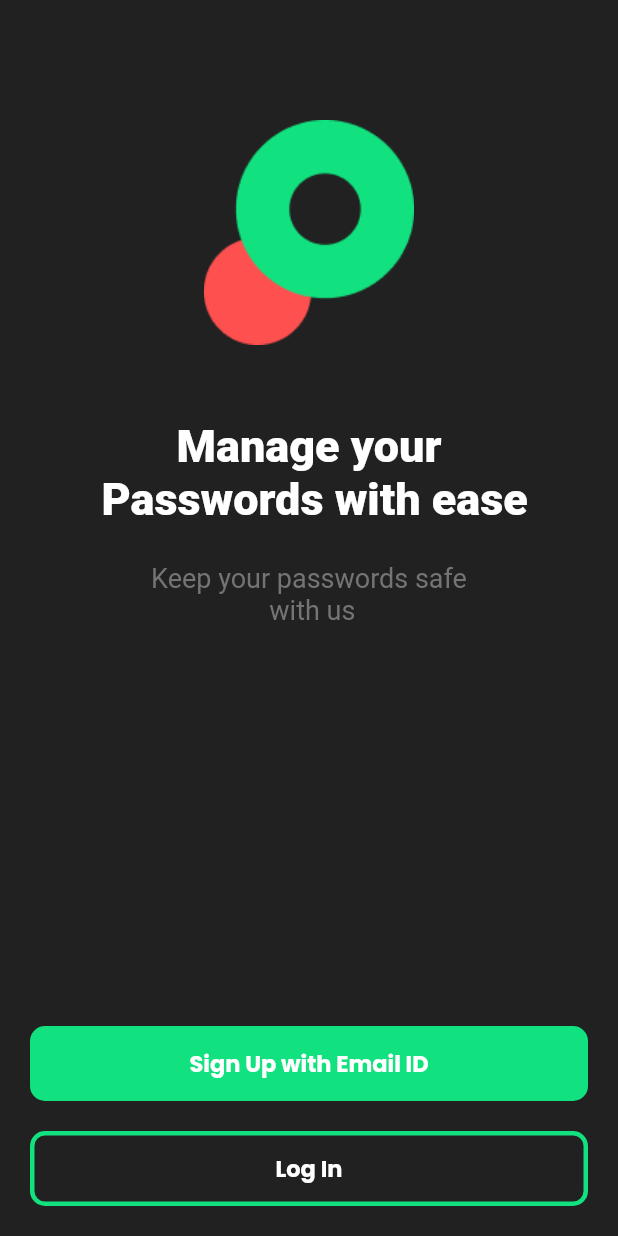
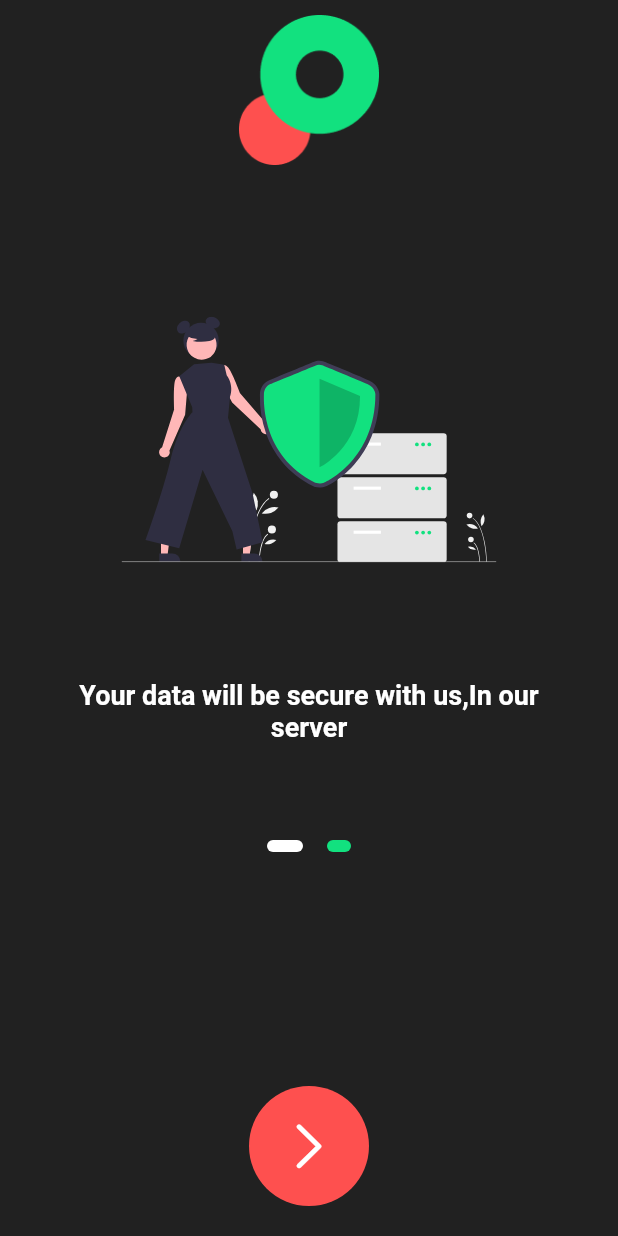
Before and after one commit to alokhegde2/key-secure, a Flutter app: the screen it shows after launch, after a tap on "Sign Up with Email ID", on a phone screen of 412 x 824 dp. Run offline on Flutter 3.47's test engine with Material 2 defaults, Android fonts, the phone set to English and light mode, and no system bars; our stand-ins replace animated_splash_screen, flutter_svg, get, google_fonts; network calls fail; Roboto replaces fonts that are missing (Ubuntu).

Commit message:
Added on onboarding screen

```diff
--- a/key_secure/lib/main.dart
+++ b/key_secure/lib/main.dart
@@ -2,7 +2,6 @@ import 'package:animated_splash_screen/animated_splash_screen.dart';
 import 'package:flutter/material.dart';
 import 'package:get/get_navigation/src/root/get_material_app.dart';
 import 'package:key_secure/views/auth/main_auth.dart';
-import 'package:key_secure/views/home_page.dart';
 
 void main() {
   runApp(MyApp());
@@ -40,7 +39,10 @@ class MyApp extends StatelessWidget {
         backgroundColor: Colors.grey.shade900,
         nextScreen: MainAuth(),
         splashIconSize: 400.0,
-        splash: Image.asset('assets/logo/logo1.png'),
+        splash: Hero(
+          tag: "logo1",
+          child: Image.asset('assets/logo/logo1.png'),
+        ),
       ),
       debugShowCheckedModeBanner: false,
     );
--- a/key_secure/lib/views/auth/main_auth.dart
+++ b/key_secure/lib/views/auth/main_auth.dart
@@ -1,5 +1,7 @@
 import 'package:flutter/material.dart';
+import 'package:get/get.dart';
 import 'package:google_fonts/google_fonts.dart';
+import 'package:key_secure/views/auth/on_board.dart';
 
 class MainAuth extends StatelessWidget {
   @override
@@ -7,7 +9,8 @@ class MainAuth extends StatelessWidget {
     return Scaffold(
       body: SafeArea(
         child: Container(
-          padding: EdgeInsets.only(left:20.0,right: 20.0,bottom: 20.0,top: 80),
+          padding:
+              EdgeInsets.only(left: 20.0, right: 20.0, bottom: 20.0, top: 80),
           height: MediaQuery.of(context).size.height,
           width: MediaQuery.of(context).size.width,
           child: Column(
@@ -15,10 +18,13 @@ class MainAuth extends StatelessWidget {
             children: [
               Column(
                 children: [
-                  Image.asset(
-                    "assets/logo/logo.png",
-                    height: 150,
-                    width: 150.0,
+                  Hero(
+                    tag: "logo1",
+                    child: Image.asset(
+                      "assets/logo/logo.png",
+                      height: 150,
+                      width: 150.0,
+                    ),
                   ),
                   SizedBox(
                     height: 50.0,
@@ -51,7 +57,9 @@ class MainAuth extends StatelessWidget {
               Column(
                 children: [
                   InkWell(
-                    onTap: () {},
+                    onTap: () {
+                      Get.to(OnBoard(),transition: Transition.fadeIn);
+                    },
                     child: Container(
                       decoration: BoxDecoration(
                         color: Color(0xFF12E17F),
@@ -106,80 +114,3 @@ class MainAuth extends StatelessWidget {
     );
   }
 }
-
-//  Image.asset(
-//                 "assets/logo/logo.png",
-//                 height: 150,
-//                 width: 150.0,
-//               ),
-//               SizedBox(
-//                 height: 50.0,
-//               ),
-//               Text(
-//                 "Manage your \n Passwords with ease",
-//                 textAlign: TextAlign.center,
-//                 style: GoogleFonts.ubuntu(
-//                   fontWeight: FontWeight.w800,
-//                   fontSize: 30,
-//                 ),
-//               ),
-//               SizedBox(
-//                 height: 25.0,
-//               ),
-//               Text(
-//                 "Keep your passwords safe \n with us",
-//                 textAlign: TextAlign.center,
-//                 style: GoogleFonts.ubuntu(
-//                   fontWeight: FontWeight.normal,
-//                   fontSize: 18,
-//                   color: Color(0xFF747474),
-//                 ),
-//               ),
-//               SizedBox(
-//                 height: 50.0,
-//               ),
-//               ClipRRect(
-//                 borderRadius: BorderRadius.circular(10.0),
-//                 child: TextButton(
-//                   onPressed: () {},
-//                   child: Text(
-//                     "Sign Up with Email ID",
-//                     style: GoogleFonts.ubuntu(
-//                         color: Colors.white,
-//                         fontSize: 18,
-//                         fontWeight: FontWeight.w800),
-//                   ),
-//                   style: TextButton.styleFrom(
-//                     backgroundColor: Color(0xFF12E17F),
-//                     padding: EdgeInsets.only(top: 15.0, bottom: 15.0),
-//                   ),
-//                 ),
-//               ),
-//               SizedBox(
-//                 height: 20.0,
-//               ),
-//               ElevatedButton(
-//                 onPressed: () {},
-//                 child: Text(
-//                   "Log In",
-//                   style: GoogleFonts.ubuntu(
-//                     color: Colors.white,
-//                     fontSize: 18,
-//                     fontWeight: FontWeight.w800,
-//                   ),
-//                 ),
-//                 style: TextButton.styleFrom(
-//                   backgroundColor: Colors.grey.shade900,
-//                   padding: EdgeInsets.only(top: 15.0, bottom: 15.0),
-//                   shape: RoundedRectangleBorder(
-//                     side: BorderSide.none,
-//                     borderRadius: BorderRadius.all(
-//                       Radius.circular(10),
-//                     ),
-//                   ),
-//                   side: BorderSide(
-//                     color: Color(0xFF12E17F),
-//                     width: 3,
-//                   ),
-//                 ),
-//               ),
--- /dev/null
+++ b/key_secure/lib/views/auth/on_board.dart
@@ -0,0 +1,171 @@
+import 'package:flutter/cupertino.dart';
+import 'package:flutter/material.dart';
+import 'package:flutter_svg/flutter_svg.dart';
+import 'package:get/get.dart';
+import 'package:google_fonts/google_fonts.dart';
+import 'package:key_secure/views/auth/sign_up/register.dart';
+
+class OnBoard extends StatefulWidget {
+  @override
+  _OnBoardState createState() => _OnBoardState();
+}
+
+class _OnBoardState extends State<OnBoard> {
+  final int _numPages = 2;
+  final PageController _pageController = PageController(initialPage: 0);
+  int _currentPage = 0;
+
+  List<Widget> _buildPageIndicator() {
+    List<Widget> list = [];
+    for (int i = 0; i < _numPages; i++) {
+      list.add(i == _currentPage ? _indicator(true) : _indicator(false));
+    }
+    return list;
+  }
+
+  Widget _indicator(bool isActive) {
+    return AnimatedContainer(
+      duration: Duration(milliseconds: 150),
+      margin: EdgeInsets.symmetric(horizontal: 8.0),
+      height: 8.0,
+      width: isActive ? 24.0 : 16.0,
+      decoration: BoxDecoration(
+        color: isActive ? Colors.white : Color(0xFF12E17F),
+        borderRadius: BorderRadius.all(Radius.circular(12)),
+      ),
+    );
+  }
+
+  @override
+  Widget build(BuildContext context) {
+    return Scaffold(
+      body: SafeArea(
+        child: Container(
+          padding:
+              EdgeInsets.only(left: 20.0, right: 20.0, bottom: 20.0, top: 10),
+          height: MediaQuery.of(context).size.height,
+          width: MediaQuery.of(context).size.width,
+          child: Column(
+            children: [
+              Hero(
+                tag: "logo1",
+                child: Image.asset(
+                  "assets/logo/logo.png",
+                  height: 100,
+                  width: 100.0,
+                ),
+              ),
+              SizedBox(
+                height: 50.0,
+              ),
+              Container(
+                height: 400.0,
+                child: PageView(
+                  physics: ClampingScrollPhysics(),
+                  controller: _pageController,
+                  onPageChanged: (int page) {
+                    setState(() {
+                      _currentPage = page;
+                    });
+                  },
+                  children: [
+                    Padding(
+                      padding: const EdgeInsets.all(8.0),
+                      child: Column(
+                        children: [
+                          SvgPicture.asset(
+                            "assets/svg/secure.svg",
+                            height: 250.0,
+                            width: 250,
+                          ),
+                          SizedBox(height: 35.0),
+                          Text(
+                            'Your data will be secure with us,In our server',
+                            textAlign: TextAlign.center,
+                            style: GoogleFonts.ubuntu(
+                                fontWeight: FontWeight.w600, fontSize: 18),
+                          ),
+                        ],
+                      ),
+                    ),
+                    Padding(
+                      padding: const EdgeInsets.all(8.0),
+                      child: Column(
+                        children: [
+                          SvgPicture.asset(
+                            "assets/svg/forgot.svg",
+                            height: 250.0,
+                            width: 250,
+                          ),
+                          SizedBox(height: 35.0),
+                          Text(
+                            'No need to remember your password,We\'ll remember for you',
+                            textAlign: TextAlign.center,
+                            style: GoogleFonts.ubuntu(
+                                fontWeight: FontWeight.w600, fontSize: 18),
+                          ),
+                        ],
+                      ),
+                    ),
+                  ],
+                ),
+              ),
+              Row(
+                mainAxisAlignment: MainAxisAlignment.center,
+                children: _buildPageIndicator(),
+              ),
+              _currentPage != _numPages - 1
+                  ? Expanded(
+                      child: Align(
+                        alignment: FractionalOffset.bottomCenter,
+                        child: FlatButton(
+                          onPressed: () {
+                            _pageController.nextPage(
+                              duration: Duration(milliseconds: 500),
+                              curve: Curves.ease,
+                            );
+                          },
+                          child: Container(
+                            height: 80.0,
+                            width: 80.0,
+                            decoration: BoxDecoration(
+                                color: Color(0xFFFE504F),
+                                borderRadius: BorderRadius.circular(40)),
+                            child: Center(
+                                child: Icon(
+                              CupertinoIcons.chevron_right,
+                              size: 40,
+                            )),
+                          ),
+                        ),
+                      ),
+                    )
+                  : Expanded(
+                      child: Align(
+                        alignment: FractionalOffset.bottomCenter,
+                        child: InkWell(
+                          onTap: () {
+                            Get.to(Register());
+                          },
+                          child: Container(
+                            height: 80.0,
+                            width: 80.0,
+                            decoration: BoxDecoration(
+                                color: Color(0xFFFE504F),
+                                borderRadius: BorderRadius.circular(40)),
+                            child: Center(
+                                child: Icon(
+                              CupertinoIcons.chevron_right,
+                              size: 40,
+                            )),
+                          ),
+                        ),
+                      ),
+                    ),
+            ],
+          ),
+        ),
+      ),
+    );
+  }
+}
--- /dev/null
+++ b/key_secure/lib/views/auth/sign_up/register.dart
@@ -0,0 +1,10 @@
+import 'package:flutter/material.dart';
+
+class Register extends StatelessWidget {
+  @override
+  Widget build(BuildContext context) {
+    return Container(
+
+    );
+  }
+}
--- a/key_secure/pubspec.yaml
+++ b/key_secure/pubspec.yaml
@@ -26,6 +26,7 @@ dependencies:
   animated_splash_screen: ^1.1.0
   clipboard: ^0.1.3
   cupertino_icons: ^1.0.2
+  flutter_svg: ^0.22.0
   get: ^4.1.4
   google_fonts: ^2.0.0
   http: ^0.13.1
@@ -45,7 +46,10 @@ flutter:
   # To add assets to your application, add an assets section, like this:
   assets:
     - assets/logo/logo.png
+    - assets/logo/logo1.png
     - assets/logo/logo2.png
+    - assets/svg/forgot.svg
+    - assets/svg/secure.svg
   #   - images/a_dot_ham.jpeg
   # An image asset can refer to one or more resolution-specific "variants", see
   # https://flutter.dev/assets-and-images/#resolution-aware.
```
Also changed, not shown: key_secure/assets/svg/forgot.svg (added), key_secure/assets/svg/secure.svg (added), key_secure/pubspec.lock.
